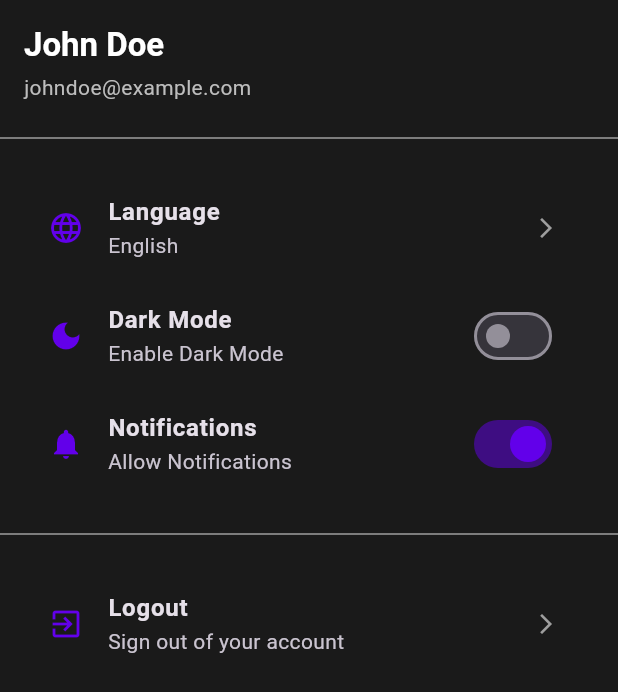
After one commit to Nemezjusz/ParkingApp, a Flutter app: the SettingsScreen screen opened directly, on a phone screen of 412 x 824 dp. The commit adds this screen. Shown: the top 692 px of the screen. Run offline on Flutter 3.47's test engine with Material 3 defaults, Android fonts, the phone set to English and light mode, and no system bars; our stand-ins replace internet_connection_checker_plus; missing offline and left inert: flutter_form_bloc.

Commit message:
settings screen v1

```diff
--- a/lib/screens/parking_map_screen.dart
+++ b/lib/screens/parking_map_screen.dart
@@ -6,7 +6,6 @@ import 'package:smart_parking/widgets/custom_title.dart';
 import 'package:smart_parking/widgets/your_reservations_section.dart';
 import 'reservation_screen.dart'; // Import nowego ekranu rezerwacji
 import '../widgets/parking_spot_tile.dart';
-import '../widgets/reservation_item.dart';
 
 class ParkingMapScreen extends StatefulWidget {
   @override
--- a/lib/screens/reservation_screen.dart
+++ b/lib/screens/reservation_screen.dart
@@ -1,6 +1,5 @@
 import 'package:flutter/material.dart';
 import 'package:flutter_form_bloc/flutter_form_bloc.dart';
-import 'package:smart_parking/constants/constants.dart';
 import 'package:smart_parking/widgets/dialogs/loading_dialog.dart';
 import 'package:smart_parking/widgets/your_reservations_section.dart';
 import 'package:smart_parking/widgets/reservation_form.dart';
--- /dev/null
+++ b/lib/screens/settings_screen.dart
@@ -0,0 +1,137 @@
+import 'package:flutter/material.dart';
+import 'package:smart_parking/constants/constants.dart';
+
+class SettingsScreen extends StatelessWidget {
+  const SettingsScreen({super.key});
+
+  @override
+  Widget build(BuildContext context) {
+    return Scaffold(
+      backgroundColor: backgroundColor,
+      body: SafeArea(
+        child: Column(
+          crossAxisAlignment: CrossAxisAlignment.start,
+          children: [
+            // Nagłówek ustawień użytkownika bez zdjęcia profilowego
+            Padding(
+              padding: const EdgeInsets.all(16.0),
+              child: Column(
+                crossAxisAlignment: CrossAxisAlignment.start,
+                children: [
+                  Text(
+                    'John Doe',
+                    style: Theme.of(context).textTheme.titleLarge!.copyWith(
+                          color: Colors.white,
+                          fontWeight: FontWeight.bold,
+                        ),
+                  ),
+                  const SizedBox(height: 4),
+                  Text(
+                    'johndoe@example.com',
+                    style: Theme.of(context).textTheme.bodyMedium!.copyWith(
+                          color: Colors.grey[400],
+                        ),
+                  ),
+                ],
+              ),
+            ),
+            const Divider(color: Colors.grey),
+
+            // Sekcja ustawień ogólnych
+            Padding(
+              padding: const EdgeInsets.all(16.0),
+              child: Column(
+                children: [
+                  SettingsTile(
+                    icon: Icons.language,
+                    title: 'Language',
+                    subtitle: 'English',
+                    onTap: () {
+                      // Logika zmiany języka
+                    },
+                  ),
+                  SettingsTile.switchTile(
+                    icon: Icons.dark_mode,
+                    title: 'Dark Mode',
+                    subtitle: 'Enable Dark Mode',
+                    value: false,
+                    onChanged: (bool value) {
+                      // Logika przełączania trybu ciemnego
+                    },
+                  ),
+                  SettingsTile.switchTile(
+                    icon: Icons.notifications,
+                    title: 'Notifications',
+                    subtitle: 'Allow Notifications',
+                    value: true,
+                    onChanged: (bool value) {
+                      // Logika powiadomień
+                    },
+                  ),
+                ],
+              ),
+            ),
+            const Divider(color: Colors.grey),
+
+            // Sekcja wylogowania
+            Padding(
+              padding: const EdgeInsets.all(16.0),
+              child: SettingsTile(
+                icon: Icons.exit_to_app,
+                title: 'Logout',
+                subtitle: 'Sign out of your account',
+                onTap: ()  {
+                  // Dodatkowa logika wylogowania
+                },
+              ),
+            ),
+          ],
+        ),
+      ),
+    );
+  }
+}
+
+// Custom widget for each settings tile
+class SettingsTile extends StatelessWidget {
+  final IconData icon;
+  final String title;
+  final String subtitle;
+  final VoidCallback onTap;
+
+  const SettingsTile({
+    Key? key,
+    required this.icon,
+    required this.title,
+    required this.subtitle,
+    required this.onTap,
+  }) : super(key: key);
+
+  static Widget switchTile({
+    required IconData icon,
+    required String title,
+    required String subtitle,
+    required bool value,
+    required ValueChanged<bool> onChanged,
+  }) {
+    return SwitchListTile(
+      secondary: Icon(icon, color: primaryColor),
+      title: Text(title, style: const TextStyle(fontWeight: FontWeight.bold)),
+      subtitle: Text(subtitle),
+      value: value,
+      onChanged: onChanged,
+      activeColor: primaryColor,
+    );
+  }
+
+  @override
+  Widget build(BuildContext context) {
+    return ListTile(
+      leading: Icon(icon, color: primaryColor),
+      title: Text(title, style: const TextStyle(fontWeight: FontWeight.bold)),
+      subtitle: Text(subtitle),
+      onTap: onTap,
+      trailing: const Icon(Icons.arrow_forward_ios, size: 16, color: Colors.grey),
+    );
+  }
+}
--- a/pubspec.yaml
+++ b/pubspec.yaml
@@ -30,10 +30,6 @@ environment:
 dependencies:
   flutter:
     sdk: flutter
-
-
-  # The following adds the Cupertino Icons font to your application.
-  # Use with the CupertinoIcons class for iOS style icons.
   cupertino_icons: ^1.0.8
   flutter_form_bloc:
     git:
@@ -51,7 +47,7 @@ dev_dependencies:
   # activated in the `analysis_options.yaml` file located at the root of your
   # package. See that file for information about deactivating specific lint
   # rules and activating additional ones.
-  flutter_lints: ^4.0.0
+  flutter_lints: ^5.0.0
 
 # For information on the generic Dart part of this file, see the
 # following page: https://dart.dev/tools/pub/pubspec
```
Also changed, not shown: 2 other files.
